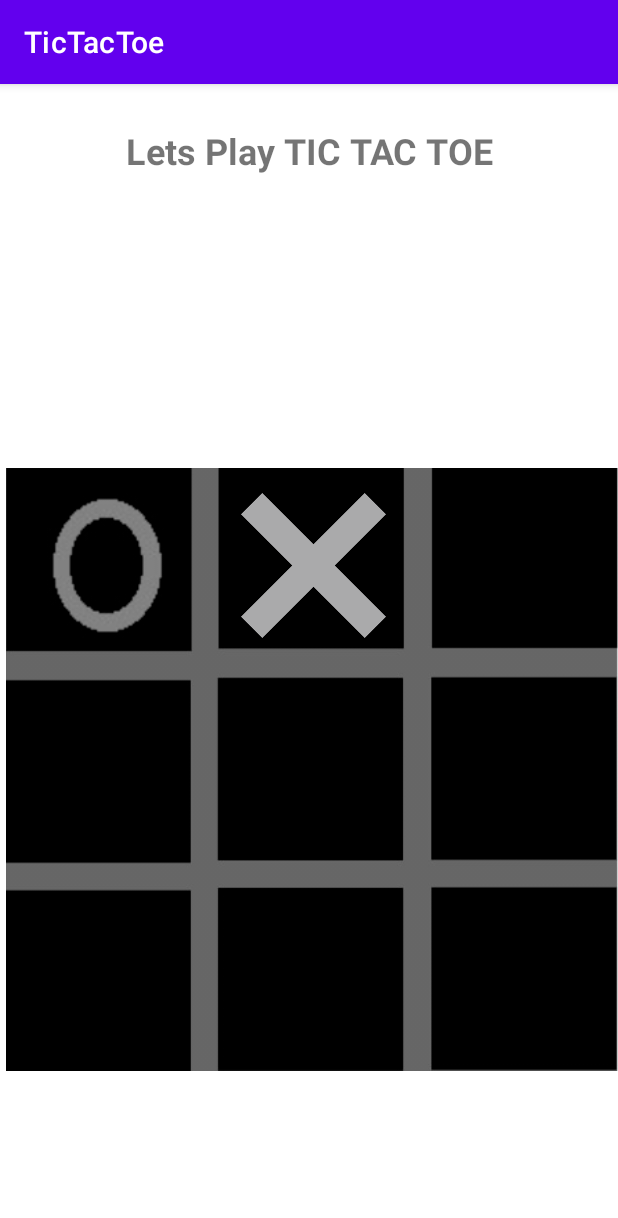
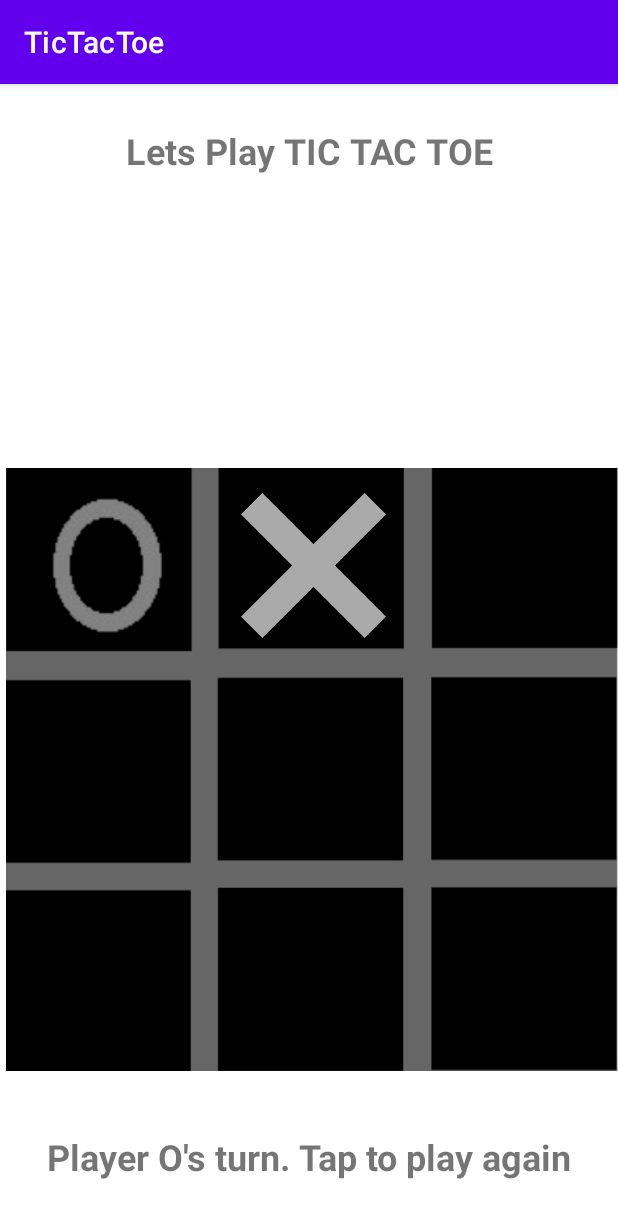
Before and after one commit to akash896/TicTacToe, an Android app: the screen it shows after launch (MainActivity), after a tap on an icon or button, on a phone screen of 412 x 824 dp. Shown: the top 1218 px of the screen. Run offline under Robolectric (Android 15) with nearby library versions, the phone set to English and light mode, and no system bars; 1 other tap on this screen came first.

Commit message:
TicTacToe v1.0 game completed

```diff
--- a/app/src/main/java/comtic/tac/toe/MainActivity.java
+++ b/app/src/main/java/comtic/tac/toe/MainActivity.java
@@ -5,12 +5,14 @@ import androidx.appcompat.app.AppCompatActivity;
 import android.os.Bundle;
 import android.view.View;
 import android.widget.ImageView;
+import android.widget.TextView;
 import android.widget.Toast;
 
 public class MainActivity extends AppCompatActivity {
     // 0 -> Player O
     // 1 -> Player X
     int currentPlayer = 0;
+    int playCount=0;
 
     // 0 -> blank
     // 1 -> O
@@ -19,13 +21,23 @@ public class MainActivity extends AppCompatActivity {
     int winIndex[][] = {{0,1,2}, {3,4,5}, {6,7,8},
                         {0,3,6}, {1,4,7}, {2,5,8},
                         {0,4,8}, {2,4,6}};
+    TextView status;
+    boolean gameActiveStatus=true;
+
     @Override
     protected void onCreate(Bundle savedInstanceState) {
         super.onCreate(savedInstanceState);
         setContentView(R.layout.activity_main);
+        status = findViewById(R.id.messageBox);
+        status.setText("Player O's turn. Tap to play");
     }
 
     public void playerTap(View view) {
+        if(gameActiveStatus==false) {
+            resetGame();
+            return;
+        }
+
         ImageView img = (ImageView) view;
         int tappedCell = Integer.parseInt(img.getTag().toString());
 
@@ -35,18 +47,75 @@ public class MainActivity extends AppCompatActivity {
             return;
         }
 
+        img.setTranslationY(-1000f);
         // Player O's turn
         if(currentPlayer == 0){
+            playCount++;
             img.setImageResource(R.drawable.o);
             currentPlayer = 1;
             gridArray[tappedCell]=1;
-
+            status.setText("Player X's turn. Tap to play");
+            if(checkWin() == false)
+            checkDraw();
         }
         // Player X's turn
         else {
+            playCount++;
             img.setImageResource(R.drawable.x);
             currentPlayer = 0;
             gridArray[tappedCell]=2;
+            status.setText("Player O's turn. Tap to play again");
+            if(checkWin()==false)
+            checkDraw();
         }
+
+        img.animate().translationYBy(1000f).setDuration(300);
+    }
+
+    private void checkDraw() {
+        if(playCount==9) {
+            status.setText("Game Draw !!! Tap to Play again");
+            gameActiveStatus=false;
+        }
+
+    }
+
+    private void resetGame() {
+        gameActiveStatus=true;
+        currentPlayer = 0;
+        playCount=0;
+        status.setText("Player O's turn. Tap to play again");
+        for(int  i=0; i<9; i++) {
+            gridArray[i]=0;
+        }
+        ((ImageView)findViewById(R.id.imageView2)).setImageResource(0);
+        ((ImageView)findViewById(R.id.imageView3)).setImageResource(0);
+        ((ImageView)findViewById(R.id.imageView4)).setImageResource(0);
+        ((ImageView)findViewById(R.id.imageView5)).setImageResource(0);
+        ((ImageView)findViewById(R.id.imageView6)).setImageResource(0);
+        ((ImageView)findViewById(R.id.imageView7)).setImageResource(0);
+        ((ImageView)findViewById(R.id.imageView8)).setImageResource(0);
+        ((ImageView)findViewById(R.id.imageView9)).setImageResource(0);
+        ((ImageView)findViewById(R.id.imageView10)).setImageResource(0);
+    }
+
+    private boolean checkWin() {
+        for(int winPos[] : winIndex) {
+            if(gridArray[winPos[0]]==gridArray[winPos[1]] && gridArray[winPos[1]]==gridArray[winPos[2]] ) {
+                if(gridArray[winPos[0]]==1) {
+                    status.setText("Player O Wins !!! \n Tap to Reset");
+                    gameActiveStatus=false;
+                    return true;
+                }
+                else {
+                    if(gridArray[winPos[0]]==2){
+                        status.setText("Player X Wins !!! \n Tap to Reset");
+                        gameActiveStatus=false;
+                        return true;
+                    }
+                }
+            }
+        }
+        return false;
     }
 }
--- a/app/src/main/res/layout/activity_main.xml
+++ b/app/src/main/res/layout/activity_main.xml
@@ -33,6 +33,7 @@
         app:srcCompat="@drawable/grid" />
 
     <LinearLayout
+        android:id="@+id/linearLayout"
         android:layout_width="409dp"
         android:layout_height="409dp"
         android:orientation="vertical"
@@ -53,8 +54,8 @@
                 android:layout_width="match_parent"
                 android:layout_height="match_parent"
                 android:layout_weight="1"
+                android:onClick="playerTap"
                 android:padding="20sp"
-                android:onClick="playerTap"
                 android:tag="0" />
 
             <ImageView
@@ -62,8 +63,8 @@
                 android:layout_width="match_parent"
                 android:layout_height="match_parent"
                 android:layout_weight="1"
+                android:onClick="playerTap"
                 android:padding="20sp"
-                android:onClick="playerTap"
                 android:tag="1" />
 
             <ImageView
@@ -71,9 +72,9 @@
                 android:layout_width="match_parent"
                 android:layout_height="match_parent"
                 android:layout_weight="1"
+                android:onClick="playerTap"
                 android:padding="20sp"
-                android:onClick="playerTap"
-                android:tag="2"/>
+                android:tag="2" />
 
         </LinearLayout>
 
@@ -88,27 +89,27 @@
                 android:layout_width="match_parent"
                 android:layout_height="match_parent"
                 android:layout_weight="1"
+                android:onClick="playerTap"
                 android:padding="20sp"
-                android:onClick="playerTap"
-                android:tag="3"/>
+                android:tag="3" />
 
             <ImageView
                 android:id="@+id/imageView6"
                 android:layout_width="match_parent"
                 android:layout_height="match_parent"
                 android:layout_weight="1"
+                android:onClick="playerTap"
                 android:padding="20sp"
-                android:onClick="playerTap"
-                android:tag="4"/>
+                android:tag="4" />
 
             <ImageView
                 android:id="@+id/imageView7"
                 android:layout_width="match_parent"
                 android:layout_height="match_parent"
                 android:layout_weight="1"
+                android:onClick="playerTap"
                 android:padding="20sp"
-                android:onClick="playerTap"
-                android:tag="5"/>
+                android:tag="5" />
 
         </LinearLayout>
 
@@ -123,30 +124,41 @@
                 android:layout_width="match_parent"
                 android:layout_height="match_parent"
                 android:layout_weight="1"
+                android:onClick="playerTap"
                 android:padding="20sp"
-                android:onClick="playerTap"
-                android:tag="6"/>
+                android:tag="6" />
 
             <ImageView
                 android:id="@+id/imageView9"
                 android:layout_width="match_parent"
                 android:layout_height="match_parent"
                 android:layout_weight="1"
+                android:onClick="playerTap"
                 android:padding="20sp"
-                android:onClick="playerTap"
-                android:tag="7"/>
+                android:tag="7" />
 
             <ImageView
                 android:id="@+id/imageView10"
                 android:layout_width="match_parent"
                 android:layout_height="match_parent"
                 android:layout_weight="1"
+                android:onClick="playerTap"
                 android:padding="20sp"
-                android:onClick="playerTap"
-                android:tag="8"/>
+                android:tag="8" />
 
         </LinearLayout>
 
     </LinearLayout>
 
+    <TextView
+        android:id="@+id/messageBox"
+        android:layout_width="wrap_content"
+        android:layout_height="wrap_content"
+        android:textSize="24sp"
+        android:textStyle="bold"
+        app:layout_constraintBottom_toBottomOf="parent"
+        app:layout_constraintEnd_toEndOf="parent"
+        app:layout_constraintStart_toStartOf="parent"
+        app:layout_constraintTop_toBottomOf="@+id/linearLayout" />
+
 </androidx.constraintlayout.widget.ConstraintLayout>
```
